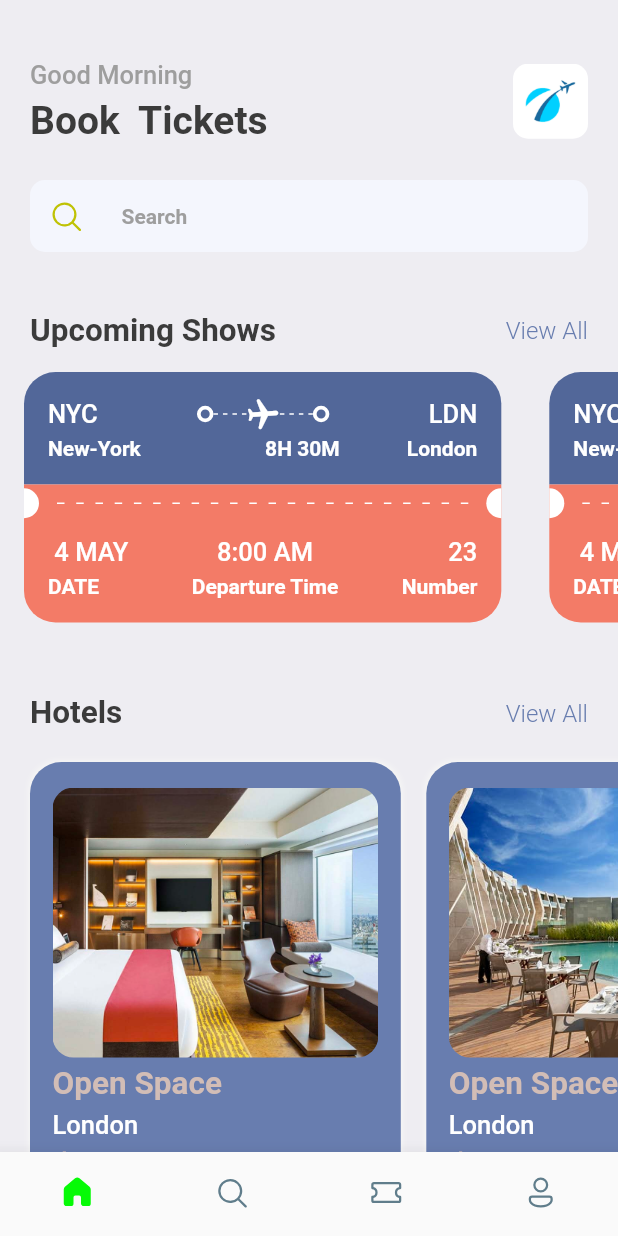
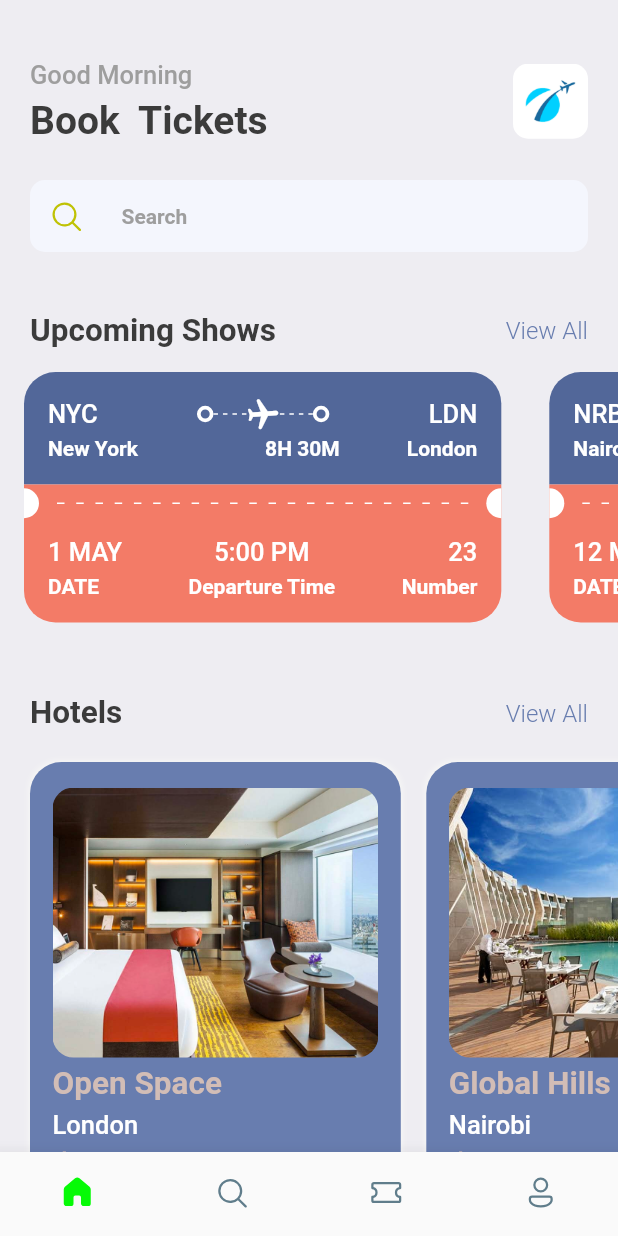
Before and after one commit to thee-alpha-dennis/Ticket-Booking-Application, a Flutter app: the screen it shows after launch, on a phone screen of 412 x 824 dp. Run offline on Flutter 3.47's test engine with Material 2 defaults, Android fonts, the phone set to English and light mode, and no system bars; our stand-ins replace fluentui_icons, gap.

Commit message:
Finished Up the home page. Started up the search screen

```diff
--- a/lib/screens/home_screen.dart
+++ b/lib/screens/home_screen.dart
@@ -94,10 +94,13 @@ class HomeScreen extends StatelessWidget {
           const Gap(15),
           SingleChildScrollView(
             scrollDirection: Axis.horizontal,
-            child: Row(children: [
-              TicketView(),
-              TicketView(),
-            ]),
+            child: Row(
+              children: ticketList
+                  .map((e) => TicketView(
+                        ticket: e,
+                      ))
+                  .toList(),
+            ),
           ),
           Gap(15),
           Container(
--- a/lib/screens/hotel_screen.dart
+++ b/lib/screens/hotel_screen.dart
@@ -36,17 +36,17 @@ class HotelScreen extends StatelessWidget {
         ),
         Gap(5),
         Text(
-          'Open Space',
+          "${hotels['place']}",
           style: Styles.headLineStyle2.copyWith(color: Styles.kakiColor),
         ),
         Gap(5),
         Text(
-          'London',
+          "${hotels['destination']}",
           style: Styles.headLineStyle3.copyWith(color: Colors.white),
         ),
         Gap(5),
         Text(
-          '\$40/night',
+          "\$${hotels['price']}/night",
           style: Styles.headLineStyle1.copyWith(color: Styles.kakiColor),
         ),
       ]),
--- a/lib/screens/ticket_view.dart
+++ b/lib/screens/ticket_view.dart
@@ -5,7 +5,8 @@ import 'package:ticket_booking/utils/app_styles.dart';
 import 'package:ticket_booking/widgets/thick_container.dart';
 
 class TicketView extends StatelessWidget {
-  const TicketView({super.key});
+  final Map<String, dynamic> ticket;
+  const TicketView({super.key, required this.ticket});
 
   @override
   Widget build(BuildContext context) {
@@ -31,7 +32,7 @@ class TicketView extends StatelessWidget {
                   Row(
                     children: [
                       Text(
-                        'NYC',
+                        ticket['from']['code'],
                         style:
                             Styles.headLineStyle3.copyWith(color: Colors.white),
                       ),
@@ -71,7 +72,7 @@ class TicketView extends StatelessWidget {
                             Center(
                               child: Transform.rotate(
                                 angle: 1.5,
-                                child: Icon(
+                                child: const Icon(
                                   Icons.local_airport_rounded,
                                   color: Colors.white,
                                 ),
@@ -83,7 +84,7 @@ class TicketView extends StatelessWidget {
                       const ThickContainer(),
                       const Spacer(), //or  Expanded(child: Container()),
                       Text(
-                        'LDN',
+                        ticket['to']['code'],
                         style:
                             Styles.headLineStyle3.copyWith(color: Colors.white),
                       ),
@@ -96,26 +97,25 @@ class TicketView extends StatelessWidget {
                       SizedBox(
                         width: 100,
                         child: Text(
-                          'New-York',
+                          ticket['from']['name'],
                           style: Styles.headLineStyle4
                               .copyWith(color: Colors.white),
                         ),
                       ),
                       Text(
-                        '8H 30M',
+                        ticket['flying_time'],
                         textAlign: TextAlign.center,
                         style:
                             Styles.headLineStyle4.copyWith(color: Colors.white),
                       ),
                       Text(
-                        'London',
+                        ticket['to']['name'],
                         textAlign: TextAlign.end,
                         style:
                             Styles.headLineStyle4.copyWith(color: Colors.white),
                       ),
                     ],
                   ),
-                  Row(children: []),
                 ],
               ),
             ),
@@ -190,7 +190,7 @@ class TicketView extends StatelessWidget {
                       crossAxisAlignment: CrossAxisAlignment.start,
                       children: [
                         Text(
-                          ' 4 MAY',
+                          ticket['date'],
                           style: Styles.headLineStyle3
                               .copyWith(color: Colors.white),
                         ),
@@ -206,7 +206,7 @@ class TicketView extends StatelessWidget {
                       crossAxisAlignment: CrossAxisAlignment.center,
                       children: [
                         Text(
-                          '8:00 AM',
+                          ticket['departure_time'],
                           style: Styles.headLineStyle3
                               .copyWith(color: Colors.white),
                         ),
@@ -222,7 +222,7 @@ class TicketView extends StatelessWidget {
                       crossAxisAlignment: CrossAxisAlignment.end,
                       children: [
                         Text(
-                          '23',
+                          ticket['number'].toString(),
                           style: Styles.headLineStyle3
                               .copyWith(color: Colors.white),
                         ),
--- a/lib/utils/info_list.dart
+++ b/lib/utils/info_list.dart
@@ -18,3 +18,55 @@ List<Map< /*key*/ String, /*value*/ dynamic>> hotelList = [
     'price': 78
   }
 ];
+//tickets
+List<Map< /*key*/ String, /*value*/ dynamic>> ticketList = [
+  {
+    //map 1
+
+    'from': {
+      'code': 'NYC',
+      'name': 'New York',
+    },
+
+    'to': {
+      'code': 'LDN',
+      'name': 'London',
+    },
+    'flying_time': '8H 30M',
+    'date': '1 MAY',
+    'departure_time': '5:00 PM',
+    'number': 23,
+  }, //end of  map 1
+
+  //map 2
+  {
+    'from': {
+      'code': 'NRB',
+      'name': 'Nairobi',
+    },
+    'to': {
+      'code': 'KSM',
+      'name': 'Kisumu',
+    },
+    'flying_time': '7H 30M',
+    'date': '12 MAY',
+    'departure_time': '8:00 AM',
+    'number': 283,
+  }, //end of map 2
+
+  //map 3
+  {
+    'from': {
+      'code': 'BGM',
+      'name': 'Bungmas',
+    },
+    'to': {
+      'code': 'SZN',
+      'name': 'Street Zone',
+    },
+    'flying_time': '12H 30M',
+    'date': '16 MAY',
+    'departure_time': '8=12:00 AM',
+    'number': 73,
+  } //end of map 3
+];
```
Also changed, not shown: lib/screens/searchview.dart (added).
